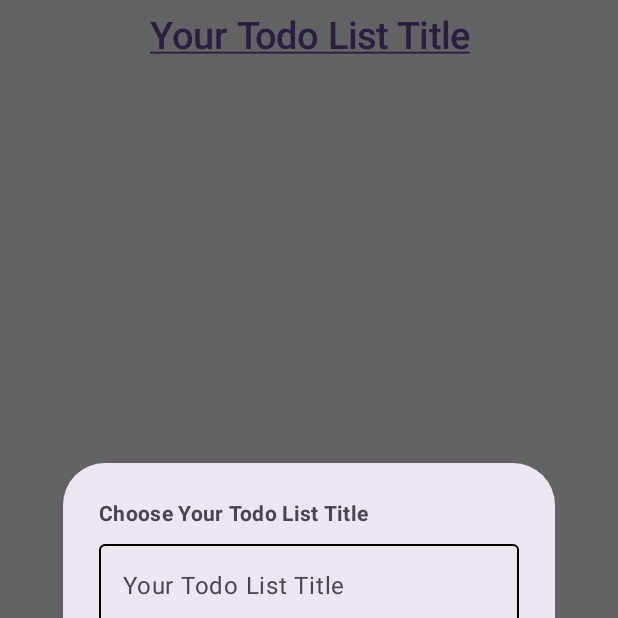
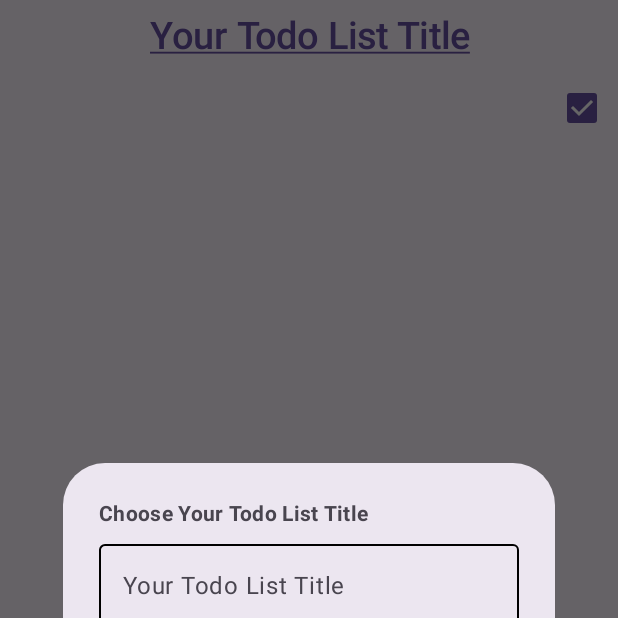
Before and after one commit to TomerPacific/Todo, an Android app built with Jetpack Compose: the composable TodoScreen shown on its own in the app's theme, after a tap on "Your Todo List Title", on a phone screen of 412 x 824 dp, the top half of it. Run offline under Robolectric (Android 15) with nearby library versions, the phone set to English and light mode, and no system bars; 3 statements that could not run were skipped.

Commit message:
Todo adding UI for checkbox

```diff
--- a/app/src/main/java/com/tomerpacific/todo/view/ui/TodoScreen.kt
+++ b/app/src/main/java/com/tomerpacific/todo/view/ui/TodoScreen.kt
@@ -5,6 +5,7 @@ import androidx.compose.foundation.layout.Arrangement
 import androidx.compose.foundation.layout.Row
 import androidx.compose.foundation.layout.Spacer
 import androidx.compose.foundation.layout.fillMaxSize
+import androidx.compose.foundation.layout.fillMaxWidth
 import androidx.compose.foundation.layout.padding
 import androidx.compose.foundation.lazy.LazyColumn
 import androidx.compose.foundation.lazy.items
@@ -12,6 +13,7 @@ import androidx.compose.material.icons.Icons
 import androidx.compose.material.icons.filled.Add
 import androidx.compose.material.icons.filled.Delete
 import androidx.compose.material3.Card
+import androidx.compose.material3.Checkbox
 import androidx.compose.material3.DismissValue
 import androidx.compose.material3.ExperimentalMaterial3Api
 import androidx.compose.material3.FloatingActionButton
@@ -22,8 +24,10 @@ import androidx.compose.material3.Text
 import androidx.compose.material3.TextButton
 import androidx.compose.material3.rememberDismissState
 import androidx.compose.runtime.Composable
+import androidx.compose.runtime.getValue
 import androidx.compose.runtime.mutableStateOf
 import androidx.compose.runtime.remember
+import androidx.compose.runtime.setValue
 import androidx.compose.ui.Alignment
 import androidx.compose.ui.Modifier
 import androidx.compose.ui.graphics.Color
@@ -47,6 +51,7 @@ fun TodoScreen(
     }
 
     val shouldShowDialog = remember { mutableStateOf(false) }
+    var didUserCheckToCompleteAllTodos by remember { mutableStateOf(true) }
 
     Scaffold(floatingActionButton = {
 
@@ -84,6 +89,16 @@ fun TodoScreen(
                             fontSize = 25.sp
                         )
                     }
+                }
+            }
+            item {
+                Row(
+                    modifier = Modifier.fillMaxWidth(),
+                    horizontalArrangement = Arrangement.End
+                ) {
+                    Checkbox(checked = didUserCheckToCompleteAllTodos, onCheckedChange = {
+                        didUserCheckToCompleteAllTodos = it
+                    })
                 }
             }
 
```
